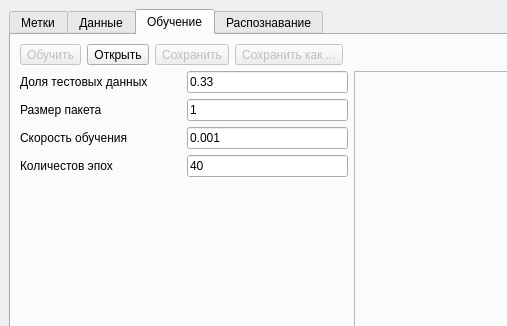
Above: train/train_window.ui from mashka-kashka/robot before the change; both pictures show x 0 to 507 and y 0 to 326 of the 864 by 667 pixel window. Below: the same form after it.
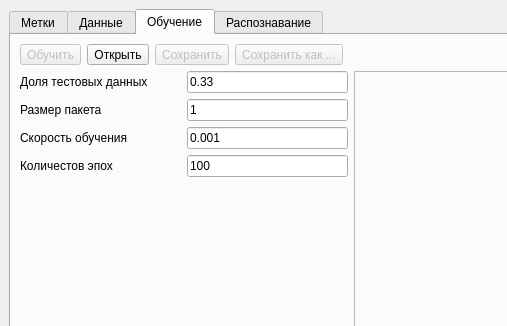
That is the form after the change. The open tabs and pages were chosen to show the change. Icons and pictures are not drawn.

What changed in the file:
```diff
--- a/train/train_window.ui
+++ b/train/train_window.ui
@@ -442,7 +442,7 @@
             <string>999</string>
            </property>
            <property name="text">
-            <string>40</string>
+            <string>100</string>
            </property>
           </widget>
          </item>
```
